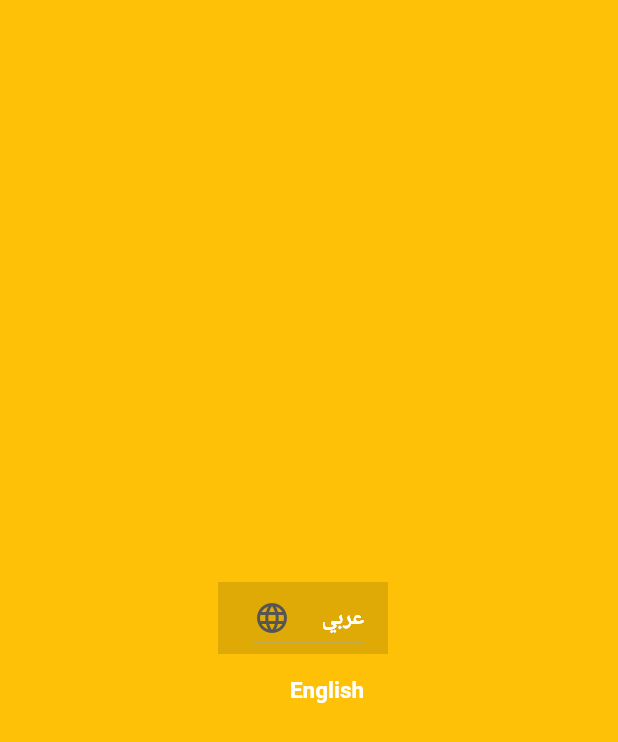
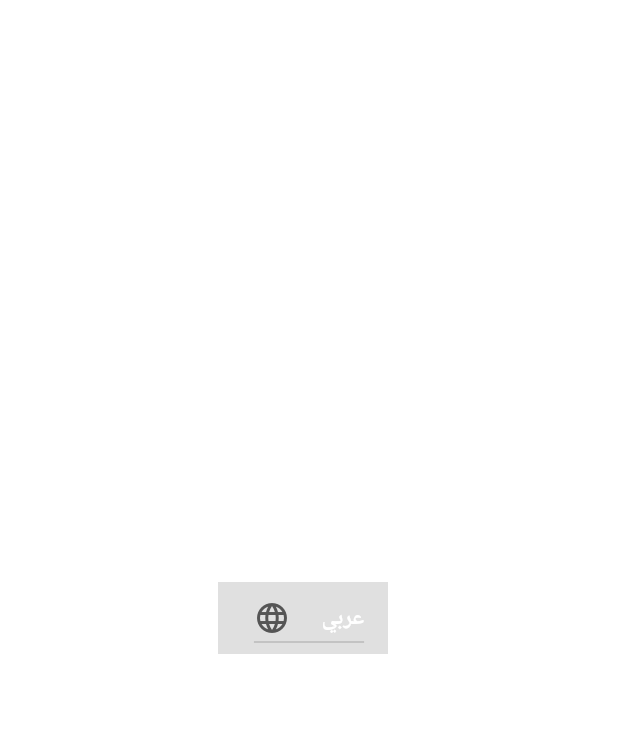
Before and after one commit to Zewin101/islami-done, a Flutter app: the Setting_App screen opened directly, after a tap on "عربي", on a phone screen of 412 x 824 dp. Shown: the top 742 px of the screen. Run offline on Flutter 3.47's test engine with Material 2 defaults, Android fonts, the phone set to English and light mode, and no system bars; generated files the repository leaves out were written again.

```diff
--- a/lib/home/taps/setting.dart
+++ b/lib/home/taps/setting.dart
@@ -16,7 +16,6 @@ class _Setting_AppState extends State<Setting_App> {
   @override
   Widget build(BuildContext context) {
     return Scaffold(
-      backgroundColor: Colors.amber,
       body: Center(
         child: DropdownButton(
           style: TextStyle(fontSize: 15, fontWeight: FontWeight.bold),
--- a/pubspec.yaml
+++ b/pubspec.yaml
@@ -32,6 +32,7 @@ dependencies:
   flutter_localizations: # Add this line
     sdk: flutter         # Add this line
   intl: ^0.17.0 # Add this line
+  provider: ^6.0.4
 
   # The following adds the Cupertino Icons font to your application.
   # Use with the CupertinoIcons class for iOS style icons.
```
Also changed, not shown: lib/provider/myProvider.dart (added, +10 -0 lines), pubspec.lock.
